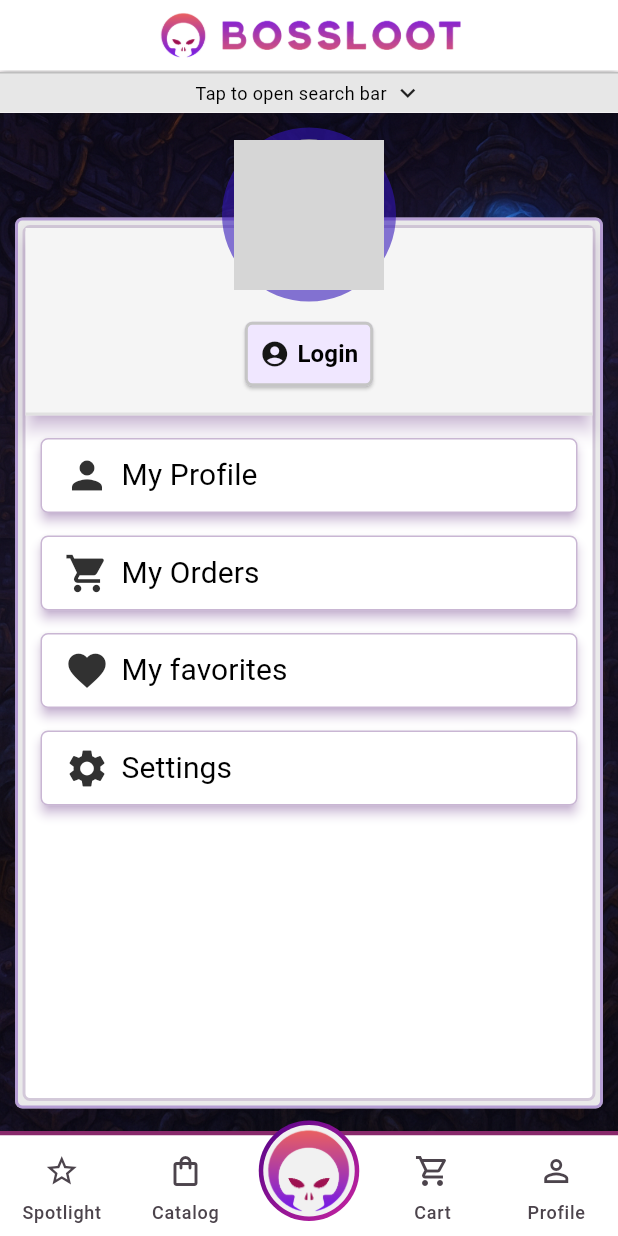
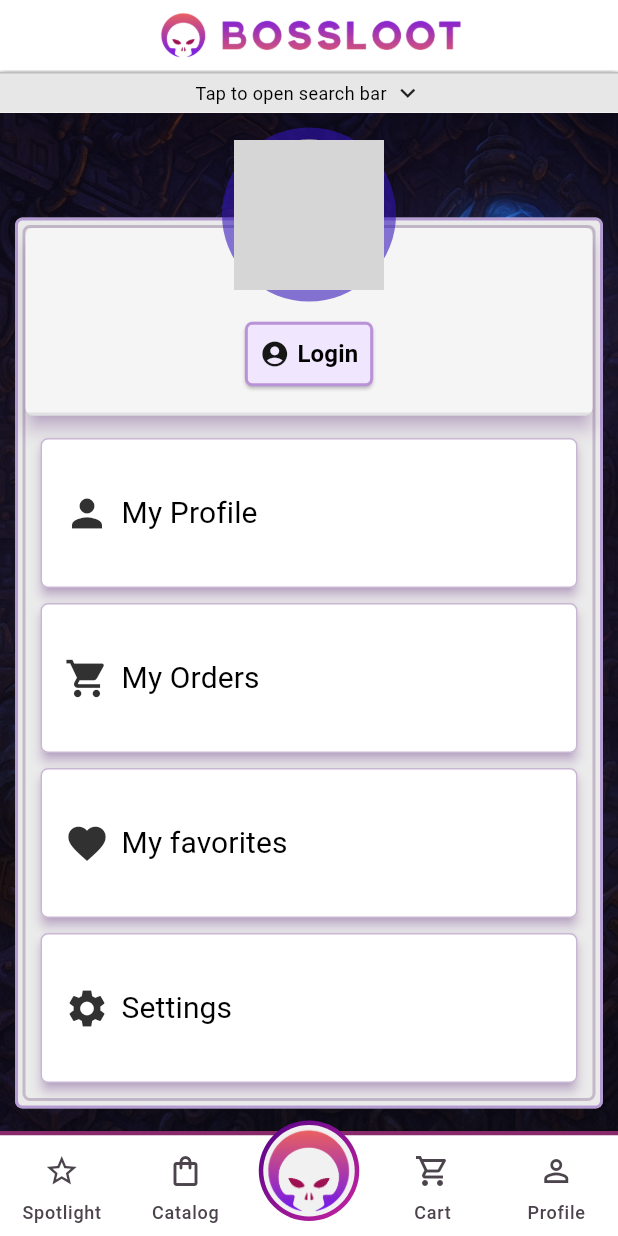
Before and after one commit to RafBel94/bossloot_mobile, a Flutter app: the screen it shows after launch, swiped to page 5, on a phone screen of 412 x 824 dp. Run offline on Flutter 3.47's test engine with Material 3 defaults, Android fonts, the phone set to English and light mode, and no system bars; our stand-ins replace loading_indicator, shared_preferences; accounts and stored records are empty; network calls fail; grey boxes are pictures that could not be loaded.

Commit message:
CustomSearchBar not moving screen and finished profile screen style

```diff
--- a/lib/screens/main_screen/main_screen.dart
+++ b/lib/screens/main_screen/main_screen.dart
@@ -101,11 +101,10 @@ class MainScreenState extends State<MainScreen> {
             children: [
               Column(
                 children: [
-                  // Search bar
-                  const CustomHeaderSearchbar(),
-
                   // PageView
                   Expanded(
+                    child: Padding(
+                      padding: const EdgeInsets.only(top: 75),
                       child: Stack(
                         children: [
                           PageView(
@@ -122,8 +121,12 @@ class MainScreenState extends State<MainScreen> {
                         ]
                       ),
                     ),
+                  ),
                 ],
               ),
+
+              // Search bar
+              const CustomHeaderSearchbar(),
             ],
           ),
 
--- a/lib/screens/main_screen/profile_screen/profile_screen.dart
+++ b/lib/screens/main_screen/profile_screen/profile_screen.dart
@@ -61,7 +61,7 @@ class _ProfileScreenState extends State<ProfileScreen> {
                 padding: const EdgeInsets.all(3),
                 child: Container(
                   decoration: BoxDecoration(
-                    color: Colors.white,
+                    color: const Color.fromARGB(117, 237, 237, 237),
                     borderRadius: BorderRadius.circular(5),
                     border: Border.all(
                       color: const Color.fromARGB(57, 58, 12, 84),
@@ -81,6 +81,7 @@ class _ProfileScreenState extends State<ProfileScreen> {
                           elevation: 5,
                           shadowColor: const Color.fromARGB(132, 115, 23, 168),
                           color: const Color.fromARGB(255, 245, 245, 245),
+                          borderRadius: BorderRadius.circular(5),
                           surfaceTintColor: Colors.transparent,
                           child: Container(
                             padding: EdgeInsets.only(
@@ -135,24 +136,34 @@ class _ProfileScreenState extends State<ProfileScreen> {
                         const SizedBox(height: 15),
 
                         // Buttons
-                        Padding(
+                        Expanded(
+                          child: Padding(
                           padding: const EdgeInsets.symmetric(horizontal: 10),
                           child: Column(
-                            spacing: 15,
+                            mainAxisSize: MainAxisSize.max,
+                            mainAxisAlignment: MainAxisAlignment.spaceEvenly,
                             children: [
+
                               // Profile Button
-                              CustomElevatedButton(text: 'My Profile', icon: Icons.person,),
+                              Expanded( child: CustomElevatedButton( text: 'My Profile', icon: Icons.person, ), ),
+
+                              const SizedBox(height: 10),
 
                               // Orders Button
-                              CustomElevatedButton(text: 'My Orders', icon: Icons.shopping_cart,),
+                              Expanded( child: CustomElevatedButton( text: 'My Orders', icon: Icons.shopping_cart, ), ),
+
+                              const SizedBox(height: 10),
 
                               // Favorites Button
-                              CustomElevatedButton(text: 'My favorites', icon: Icons.favorite,),
+                              Expanded( child: CustomElevatedButton( text: 'My favorites', icon: Icons.favorite, ), ),
+
+                              const SizedBox(height: 10),
 
                               // Settings Button
-                              CustomElevatedButton(text: 'Settings', icon: Icons.settings,),
+                              Expanded(child: CustomElevatedButton(text: 'Settings', icon: Icons.settings,),),
 
                             ],
+                          ),
                           ),
                         )
 
@@ -217,7 +228,7 @@ class CustomElevatedButton extends StatelessWidget {
         shape: RoundedRectangleBorder(
           borderRadius: BorderRadius.circular(5),
         ),
-        minimumSize: const Size(double.infinity, 50),
+        minimumSize: const Size(double.infinity, 70),
       ),
     );
   }
@@ -268,7 +279,7 @@ class LoginButton extends StatelessWidget {
         shape: RoundedRectangleBorder(
           borderRadius: BorderRadius.circular(5),
           side: const BorderSide(
-            color: Color.fromARGB(255, 197, 197, 197),
+            color: Color.fromARGB(98, 100, 11, 151),
             width: 2,
           ),
         ),
```
Lines whose indentation alone changed are shown as unchanged.
